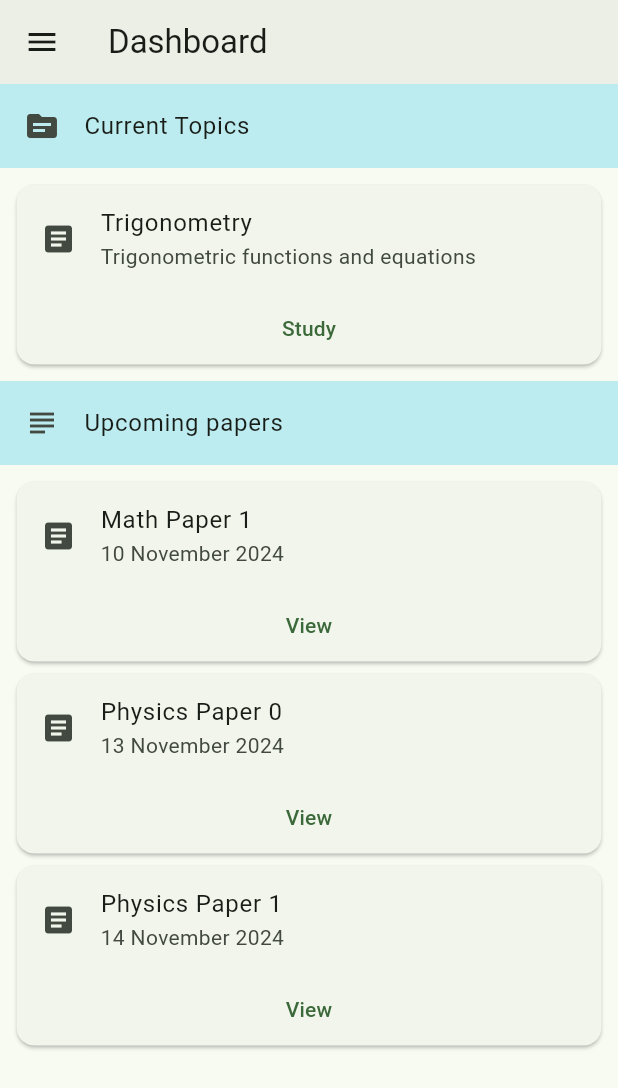
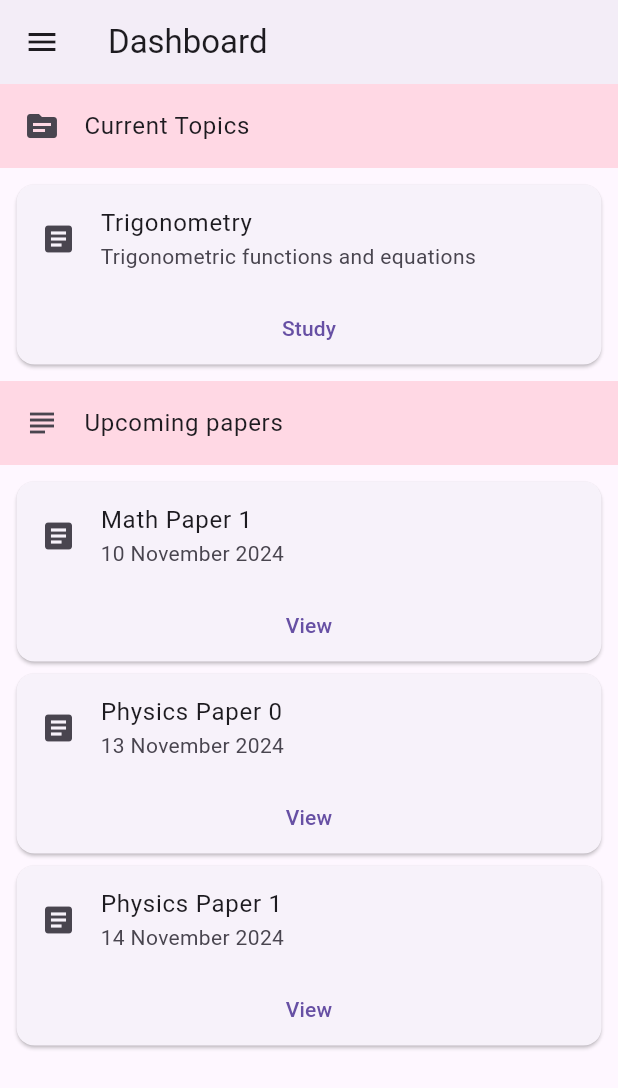
Before and after one commit to Daru-san/Studyx, a Flutter app: the screen it shows after launch, on a phone screen of 412 x 824 dp. Shown: the top 1088 px of the screen. Run offline on Flutter 3.47's test engine with Material 3 defaults, Android fonts, the phone set to English and light mode, and no system bars; our stand-ins replace syncfusion_flutter_calendar, syncfusion_flutter_datepicker; missing offline and left inert: flutter_settings_ui, window_manager.

Commit message:
src/main: update colorscheme

```diff
--- a/lib/main.dart
+++ b/lib/main.dart
@@ -1,4 +1,5 @@
 import 'dart:io' show Platform;
+
 import 'package:flutter/material.dart';
 import 'package:studyx/ui/main_page/main_page.dart';
 import 'package:window_manager/window_manager.dart';
@@ -36,11 +37,12 @@ class StudyxAppState extends State<StudyxApp> {
       title: 'Studyx',
       themeMode: Provider.of<ThemeProvider>(context).themeMode,
       theme: ThemeData(
-        colorScheme: ColorScheme.fromSeed(seedColor: Colors.green),
+        brightness: Brightness.light,
         useMaterial3: true,
       ),
       darkTheme: ThemeData(
         brightness: Brightness.dark,
+        useMaterial3: true,
       ),
       home: const MainPage(),
     );
```
